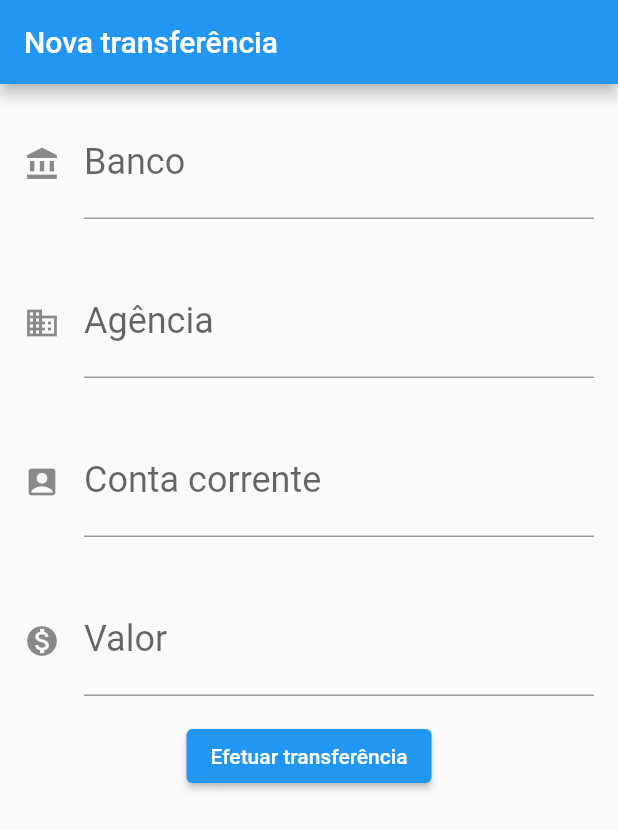
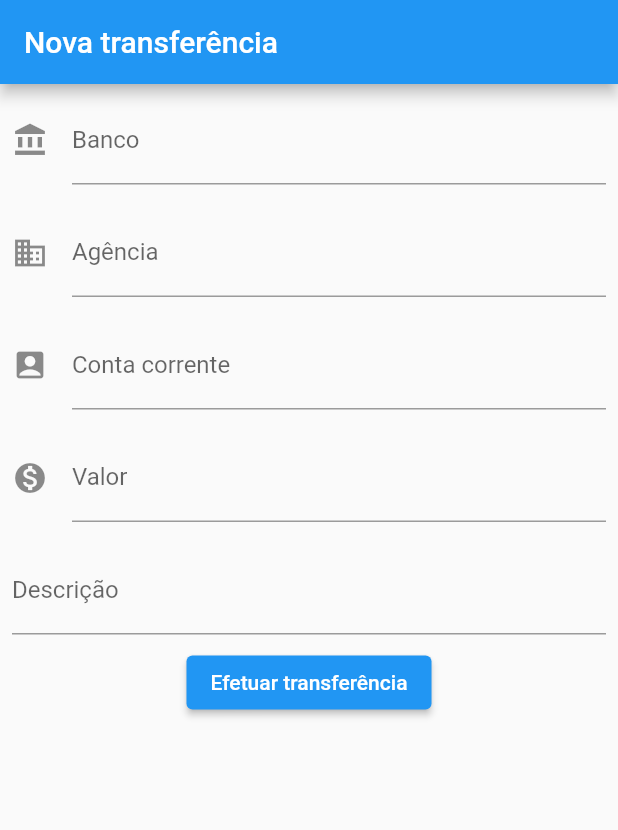
Before and after one commit to heltonricardo/bytebank-flutter, a Flutter app: the screen it shows after launch, after a tap on "Efetuar transferência", on a phone screen of 412 x 824 dp. Shown: the top 830 px of the screen. Run offline on Flutter 3.47's test engine with Material 2 defaults, Android fonts, the phone set to English and light mode, and no system bars; missing offline and left inert: dart:ffi.

```diff
--- a/lib/main.dart
+++ b/lib/main.dart
@@ -16,10 +16,11 @@ class BytebankApp extends StatelessWidget {
 }
 
 class FormularioTransferencia extends StatelessWidget {
-  final TextEditingController _controllerBanco = TextEditingController();
-  final TextEditingController _controllerAgencia = TextEditingController();
-  final TextEditingController _controllerConta = TextEditingController();
-  final TextEditingController _controllerValor = TextEditingController();
+  final TextEditingController _controladorBanco = TextEditingController();
+  final TextEditingController _controladorAgencia = TextEditingController();
+  final TextEditingController _controladorConta = TextEditingController();
+  final TextEditingController _controladorValor = TextEditingController();
+  final TextEditingController _controladorDescr = TextEditingController();
 
   @override
   Widget build(BuildContext context) {
@@ -29,79 +30,76 @@ class FormularioTransferencia extends StatelessWidget {
           title: Text("Nova transferência"),
         ),
         body: Column(children: <Widget>[
-          Padding(
-            padding: const EdgeInsets.all(16.0),
-            child: TextField(
-              controller: _controllerBanco,
-              keyboardType: TextInputType.number,
-              style: TextStyle(
-                fontSize: 24,
-              ),
-              decoration: InputDecoration(
-                  icon: Icon(Icons.account_balance),
-                  labelText: "Banco",
-                  hintText: "000"),
-            ),
-          ),
-          Padding(
-            padding: const EdgeInsets.all(16.0),
-            child: TextField(
-              controller: _controllerAgencia,
-              keyboardType: TextInputType.number,
-              style: TextStyle(
-                fontSize: 24,
-              ),
-              decoration: InputDecoration(
-                  icon: Icon(Icons.business),
-                  labelText: "Agência",
-                  hintText: "0000"),
-            ),
-          ),
-          Padding(
-            padding: const EdgeInsets.all(16.0),
-            child: TextField(
-              controller: _controllerConta,
-              keyboardType: TextInputType.number,
-              style: TextStyle(
-                fontSize: 24,
-              ),
-              decoration: InputDecoration(
-                  icon: Icon(Icons.account_box_rounded),
-                  labelText: "Conta corrente",
-                  hintText: "00000"),
-            ),
-          ),
-          Padding(
-            padding: const EdgeInsets.all(16.0),
-            child: TextField(
-                controller: _controllerValor,
-                keyboardType: TextInputType.number,
-                style: TextStyle(
-                  fontSize: 24,
-                ),
-                decoration: InputDecoration(
-                  icon: Icon(Icons.monetization_on),
-                  labelText: "Valor",
-                  hintText: "0,00",
-                )),
-          ),
+          Editor(
+              label: "Banco",
+              hint: "000",
+              favicon: Icons.account_balance,
+              controller: _controladorBanco),
+          Editor(
+              label: "Agência",
+              hint: "0000",
+              favicon: Icons.business,
+              controller: _controladorAgencia),
+          Editor(
+              label: "Conta corrente",
+              hint: "00000",
+              favicon: Icons.account_box_rounded,
+              controller: _controladorConta),
+          Editor(
+              label: "Valor",
+              hint: "0,00",
+              favicon: Icons.monetization_on,
+              controller: _controladorValor),
+          Editor(
+              label: "Descrição",
+              hint: "Insira a descrição (opcional)",
+              controller: _controladorDescr),
           ElevatedButton(
             child: Text("Efetuar transferência"),
-            onPressed: () {
-              final int banco = int.tryParse(_controllerBanco.text);
-              final int agencia = int.tryParse(_controllerAgencia.text);
-              final int conta = int.tryParse(_controllerConta.text);
-              final double valor = double.tryParse(_controllerValor.text);
+            onPressed: () => _criaTransferencia(),
+          )
+        ]));
+  }
 
-              if (banco != null && agencia != null && conta != null &&
-                  valor != null) {
-                final transfer = Transferencia(banco, agencia, conta, valor);
-              debugPrint("$transfer");
-              }
+  void _criaTransferencia() {
+    final int banco = int.tryParse(_controladorBanco.text);
+    final int agencia = int.tryParse(_controladorAgencia.text);
+    final int conta = int.tryParse(_controladorConta.text);
+    final double valor = double.tryParse(_controladorValor.text);
+    final String descr = _controladorDescr.text;
 
-            },
-          ),
-        ]));
+    if (banco != null && agencia != null && conta != null && valor != null) {
+      final transfer = Transferencia(banco, agencia, conta, valor, descr);
+      debugPrint("$transfer");
+    }
+  }
+}
+
+// TODO: Teclado alfanumérico para a descrição
+class Editor extends StatelessWidget {
+  final TextEditingController controller;
+  final String label;
+  final String hint;
+  final IconData favicon;
+
+  Editor({this.label, this.hint, this.favicon, this.controller});
+
+  @override
+  Widget build(BuildContext context) {
+    return Padding(
+      padding: const EdgeInsets.all(8.0),
+      child: TextField(
+        controller: controller,
+        keyboardType: TextInputType.number,
+        style: TextStyle(
+          fontSize: 16,
+        ),
+        decoration: InputDecoration(
+            icon: favicon != null ? Icon(favicon) : null,
+            labelText: this.label,
+            hintText: this.hint),
+      ),
+    );
   }
 }
 
@@ -113,11 +111,7 @@ class ListaTransferencias extends StatelessWidget {
         title: Text("Transferências"),
       ),
       body: Column(
-        children: [
-          ItemTransferencia(Transferencia(1, 1, 1236, 100.9)),
-          ItemTransferencia(Transferencia(1, 1, 4565, 200.8)),
-          ItemTransferencia(Transferencia(1, 1, 7894, 300.7)),
-        ],
+        children: [],
       ),
       floatingActionButton: FloatingActionButton(
         child: Icon(Icons.add),
@@ -144,16 +138,18 @@ class ItemTransferencia extends StatelessWidget {
   }
 }
 
+// TODO: Tornar descrição opcional
 class Transferencia {
   final int banco;
   final int agencia;
   final int conta;
   final double valor;
+  final String descr;
 
-  Transferencia(this.banco, this.agencia, this.conta, this.valor);
+  Transferencia(this.banco, this.agencia, this.conta, this.valor, this.descr);
 
   @override
   String toString() {
-    return "$banco $agencia $conta $valor}";
+    return "$banco $agencia $conta $valor $descr";
   }
 }
```
